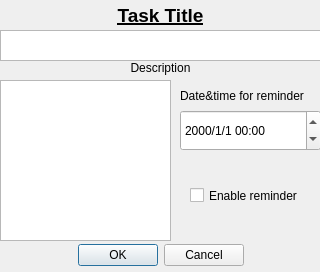
Qt form newtask.ui (the-dummies-duo/Task-management) before a commit.
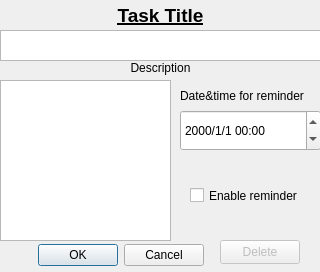
The same form after that commit.

The edit to the form file:
```diff
--- a/newtask.ui
+++ b/newtask.ui
@@ -16,7 +16,7 @@
   <widget class="QDialogButtonBox" name="buttonBox">
    <property name="geometry">
     <rect>
-     <x>0</x>
+     <x>-40</x>
      <y>240</y>
      <width>321</width>
      <height>31</height>
@@ -148,6 +148,22 @@
     <string>Enable reminder</string>
    </property>
   </widget>
+  <widget class="QPushButton" name="deletebutton">
+   <property name="enabled">
+    <bool>false</bool>
+   </property>
+   <property name="geometry">
+    <rect>
+     <x>220</x>
+     <y>240</y>
+     <width>80</width>
+     <height>24</height>
+    </rect>
+   </property>
+   <property name="text">
+    <string>Delete</string>
+   </property>
+  </widget>
  </widget>
  <resources/>
  <connections>
```
